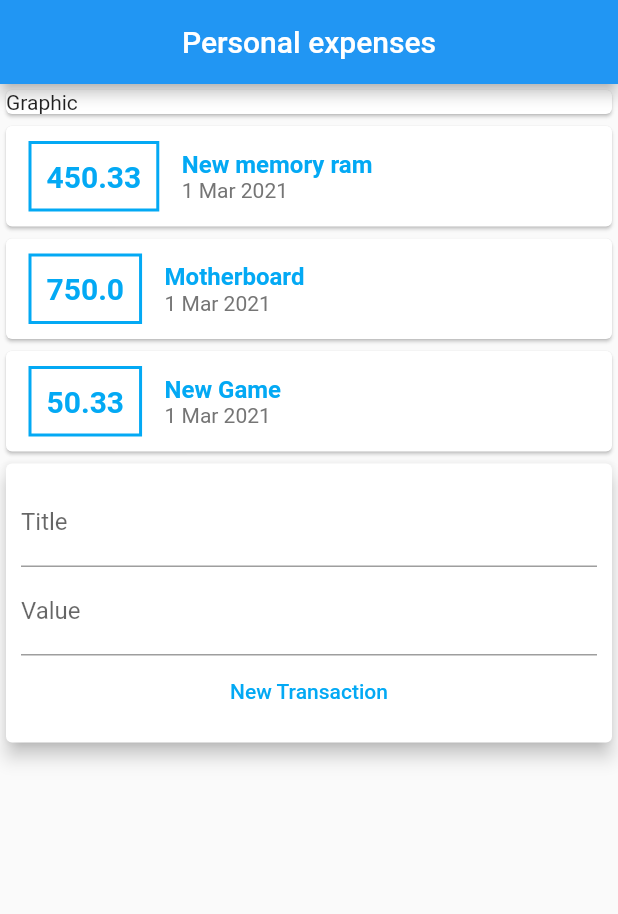
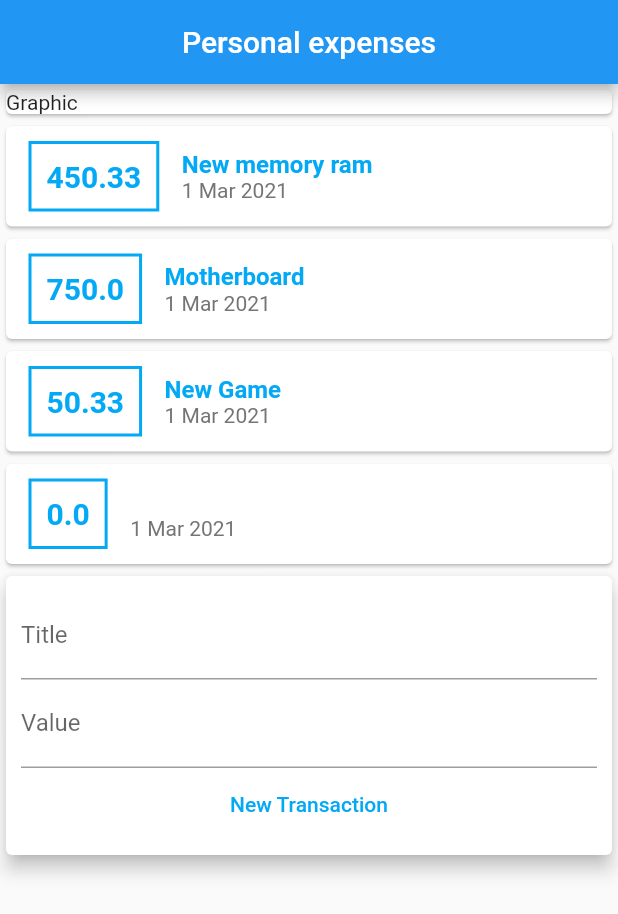
Before and after one commit to matheus-paulino/expanses, a Flutter app: the screen it shows after launch, after a tap on "New Transaction", on a phone screen of 412 x 824 dp. Shown: the top 914 px of the screen. Run offline on Flutter 3.47's test engine with Material 2 defaults, Android fonts, the phone set to English and light mode, and no system bars.

Commit message:
add new transaction

```diff
--- a/lib/components/transaction_form.dart
+++ b/lib/components/transaction_form.dart
@@ -3,6 +3,10 @@ import 'package:flutter/material.dart';
 class TransactionForm extends StatelessWidget {
   final titleController = TextEditingController();
   final valueController = TextEditingController();
+
+  final void Function(String, double) onSubmit;
+
+  TransactionForm(this.onSubmit);
 
   @override
   Widget build(BuildContext context) {
@@ -27,8 +31,11 @@ class TransactionForm extends StatelessWidget {
             FlatButton(
               child: Text('New Transaction'),
               textColor: Colors.lightBlue,
-              onPressed: () =>
-                  {print(titleController.text), print(valueController.text)},
+              onPressed: () {
+                final title = titleController.text;
+                final value = double.tryParse(valueController.text) ?? 0.0;
+                onSubmit(title, value);
+              },
             )
           ],
         ),
--- a/lib/components/transaction_user.dart
+++ b/lib/components/transaction_user.dart
@@ -1,3 +1,4 @@
+import 'dart:math';
 import 'package:flutter/material.dart';
 
 import 'transaction_form.dart';
@@ -12,7 +13,6 @@ class TransactionUser extends StatefulWidget {
 }
 
 class _TransactionUserState extends State<TransactionUser> {
-
   final _transcations = [
     Transaction(
       id: 't1',
@@ -34,12 +34,25 @@ class _TransactionUserState extends State<TransactionUser> {
     ),
   ];
 
+  _addTransaction(String title, double value) {
+    final newTransaction = Transaction(
+      id: Random().nextDouble().toString(),
+      title: title,
+      value: value,
+      date: DateTime.now(),
+    );
+
+    setState(() {
+      _transcations.add(newTransaction);
+    });
+  }
+
   @override
   Widget build(BuildContext context) {
     return Column(
-      children: [
+      children: <Widget>[
         TransactionList(_transcations),
-        TransactionForm()
+        TransactionForm(_addTransaction),
       ],
     );
   }
```
